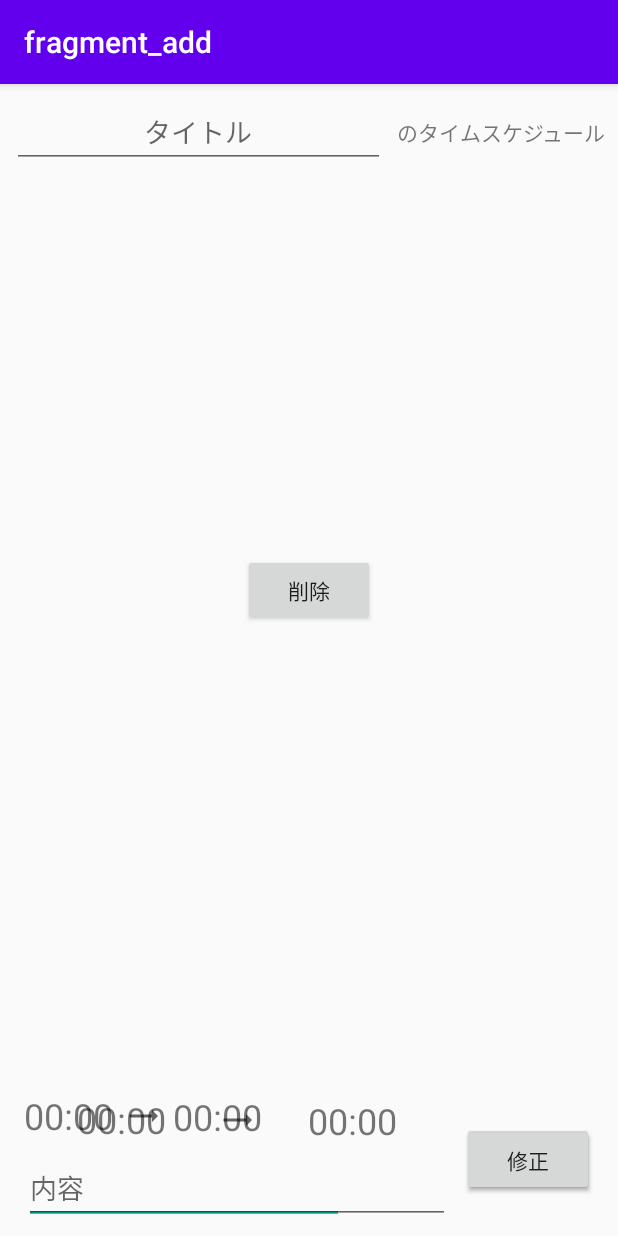
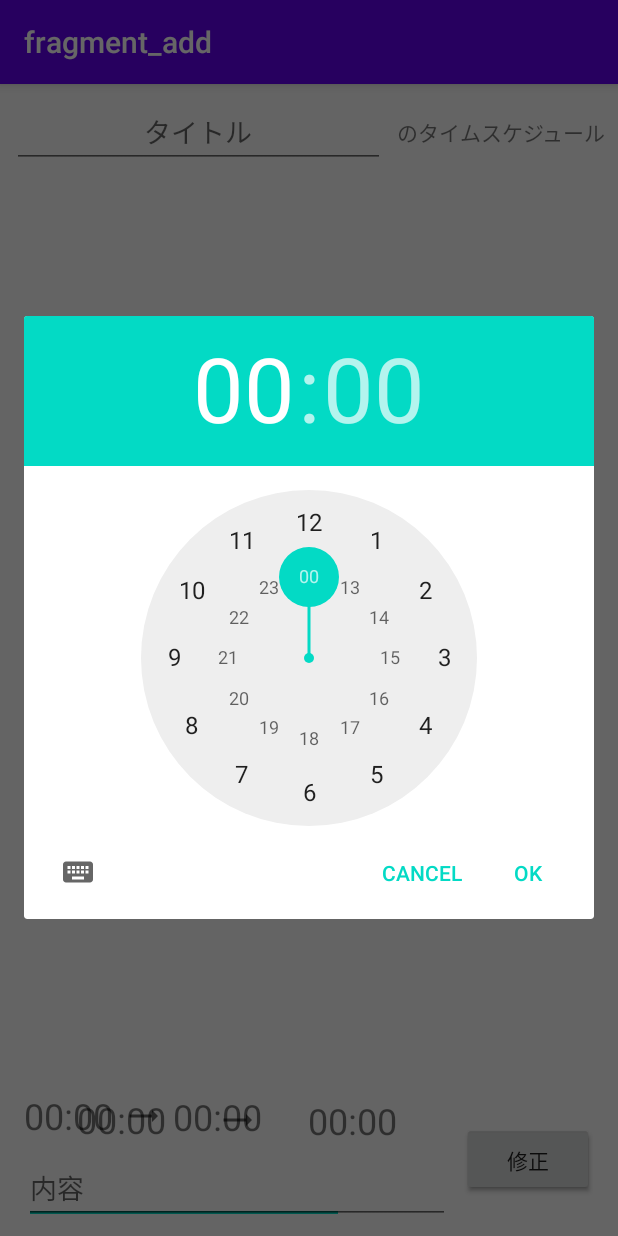
Before and after one commit to kumedashintaro/Timeschedule, an Android app: the fragment UpdateFragment placed in its activity, after a tap on "00:00", on a phone screen of 412 x 824 dp. Run offline under Robolectric (Android 15) with nearby library versions, the phone set to English and light mode, and no system bars; our stand-ins replace Room's generated code, navigation-ui; 2 statements that could not run were skipped.

Commit message:
タイムピッカー、スタートとエンド時間選択で入力できるよう実装

```diff
--- a/app/src/main/java/kumeda/timeschedule/fragment/AddFragment.kt
+++ b/app/src/main/java/kumeda/timeschedule/fragment/AddFragment.kt
@@ -13,7 +13,7 @@ import androidx.lifecycle.Observer
 import androidx.lifecycle.ViewModelProvider
 import androidx.recyclerview.widget.LinearLayoutManager
 import kotlinx.android.synthetic.main.fragment_add.*
-import kotlinx.android.synthetic.main.fragment_add.update_start_time
+import kotlinx.android.synthetic.main.fragment_add.start_time
 import kotlinx.android.synthetic.main.fragment_add.view.*
 import kumeda.timeschedule.*
 import kumeda.timeschedule.data.TimeScheduleDAO
@@ -25,12 +25,12 @@ import kumeda.timeschedule.viewmodel.TimeScheduleViewModel
 
 class AddFragment : Fragment(), TimePickerDialog.OnTimeSetListener {
 
-    class Title {
+    class AddObject {
         companion object {
             var title: String = ""
+            var selectTime: Int = 0
         }
     }
-
 
     //ViewModel
     private lateinit var timeScheduleViewModel: TimeScheduleViewModel
@@ -43,17 +43,6 @@ class AddFragment : Fragment(), TimePickerDialog.OnTimeSetListener {
     private lateinit var db: TimeScheduleDatabase
     private lateinit var dao: TimeScheduleDAO
 
-//    override fun onCreate(savedInstanceState: Bundle?) {
-//        super.onCreate(savedInstanceState)
-//        this.db = Room.databaseBuilder(
-//            requireContext(),
-//            TimeScheduleDatabase::class.java,
-//            "timeSchedule.db"
-//        ).build()
-//        this.dao = this.db.timeScheduleDAO()
-//    }
-
-
     override fun onCreateView(
         inflater: LayoutInflater, container: ViewGroup?,
         savedInstanceState: Bundle?
@@ -65,7 +54,7 @@ class AddFragment : Fragment(), TimePickerDialog.OnTimeSetListener {
 
         // Recyclerview
         val adapter = ListAdapter()
-        val recyclerView = view.title_text
+        val recyclerView = view.recyclerView
         recyclerView.adapter = adapter
         recyclerView.layoutManager = LinearLayoutManager(requireContext())
 
@@ -75,26 +64,23 @@ class AddFragment : Fragment(), TimePickerDialog.OnTimeSetListener {
             viewLifecycleOwner,
             Observer { timeSchedule -> adapter.setData(timeSchedule) })
 
-
-
-
-
-
-
-        view.update_start_time.setOnClickListener {
+        view.start_time.setOnClickListener {
 
             TimePickerDialog(activity, this, hour, minute, true).show()
+            AddObject.selectTime = 1
+
 
         }
 //TODO:endStart入力を分けるようにする
-        view.update_end_time.setOnClickListener {
-            // TimePickerDialog(activity, this, hour, minute, true).show()
+        view.end_time.setOnClickListener {
+            TimePickerDialog(activity, this, hour, minute, true).show()
+            AddObject.selectTime = 2
+
         }
 
         view.add_button.setOnClickListener {
 
             insertDataToDatabase()
-
 
 //            //コールチン、メインスレッドでデータベースに書き込みは不可、
 //            GlobalScope.launch {
@@ -113,15 +99,15 @@ class AddFragment : Fragment(), TimePickerDialog.OnTimeSetListener {
 
     private fun insertDataToDatabase() {
 
-        Title.title = title_edit.text.toString()
+        AddObject.title = title_edit.text.toString()
         val contents = add_contents_edit.text.toString()
         add_contents_edit.text.clear()
         //TODO 時間を実装
 
-        if (inputCheck(Title.title, contents)) {
+        if (inputCheck(AddObject.title, contents)) {
             val timeScheduleData = TimeScheduleData(
                 0,
-                Title.title,
+                AddObject.title,
                 contents
             )
             //databaseに追加
@@ -138,19 +124,14 @@ class AddFragment : Fragment(), TimePickerDialog.OnTimeSetListener {
     }
 
 
-//    override fun onStart() {
-//        super.onStart()
-//        this.dao.readAllData().observe(viewLifecycleOwner, androidx.lifecycle.Observer {
-//            println(it)
-//        })
-//    }
-
-
     override fun onTimeSet(view: TimePicker?, hour: Int, minute: Int) {
         savedHour = hour
         savedMinute = minute
-        update_start_time.text = "$savedHour:$savedMinute"
-        //end_time.text = "$savedHour:$savedMinute"
+        if (AddObject.selectTime == 1) {
+            start_time.text = "$savedHour:$savedMinute"
+        }
+        if (AddObject.selectTime == 2) {
+            end_time.text = "$savedHour:$savedMinute"
+        }
     }
-
 }
--- a/app/src/main/res/layout/fragment_add.xml
+++ b/app/src/main/res/layout/fragment_add.xml
@@ -7,15 +7,13 @@
     tools:context=".fragment.AddFragment">
 
     <TextView
-        android:id="@+id/update_end_time"
+        android:id="@+id/end_time"
         android:layout_width="wrap_content"
         android:layout_height="wrap_content"
         android:layout_marginStart="8dp"
-        android:layout_marginEnd="8dp"
         android:text="00:00"
         android:textSize="24sp"
         app:layout_constraintBottom_toBottomOf="@+id/imageView"
-        app:layout_constraintEnd_toStartOf="@+id/update_button"
         app:layout_constraintStart_toEndOf="@+id/imageView"
         app:layout_constraintTop_toTopOf="@+id/imageView" />
 
@@ -29,10 +27,10 @@
         android:text="追加"
         app:layout_constraintBottom_toBottomOf="parent"
         app:layout_constraintEnd_toEndOf="parent"
-        app:layout_constraintTop_toTopOf="@+id/update_end_time" />
+        app:layout_constraintTop_toTopOf="@+id/end_time" />
 
     <TextView
-        android:id="@+id/update_start_time"
+        android:id="@+id/start_time"
         android:layout_width="wrap_content"
         android:layout_height="wrap_content"
         android:layout_marginStart="16dp"
@@ -50,11 +48,9 @@
         android:layout_height="wrap_content"
         android:layout_marginStart="8dp"
         android:src="@drawable/ic_baseline_trending_flat_24"
-        app:layout_constraintBottom_toBottomOf="@+id/update_start_time"
-        app:layout_constraintEnd_toStartOf="@+id/update_end_time"
-        app:layout_constraintHorizontal_bias="0.5"
-        app:layout_constraintStart_toEndOf="@+id/update_start_time"
-        app:layout_constraintTop_toTopOf="@+id/update_start_time" />
+        app:layout_constraintBottom_toBottomOf="@+id/start_time"
+        app:layout_constraintStart_toEndOf="@+id/start_time"
+        app:layout_constraintTop_toTopOf="@+id/start_time" />
 
     <EditText
         android:id="@+id/add_contents_edit"
@@ -71,12 +67,12 @@
         app:layout_constraintStart_toStartOf="parent" />
 
     <androidx.recyclerview.widget.RecyclerView
-        android:id="@+id/title_text"
+        android:id="@+id/recyclerView"
         android:layout_width="0dp"
         android:layout_height="0dp"
         android:layout_marginTop="8dp"
         android:layout_marginBottom="8dp"
-        app:layout_constraintBottom_toTopOf="@+id/update_start_time"
+        app:layout_constraintBottom_toTopOf="@+id/start_time"
         app:layout_constraintEnd_toEndOf="parent"
         app:layout_constraintHorizontal_bias="0.0"
         app:layout_constraintStart_toStartOf="parent"
--- a/app/src/main/res/layout/fragment_update.xml
+++ b/app/src/main/res/layout/fragment_update.xml
@@ -7,7 +7,7 @@
     tools:context=".fragment.UpdateFragment">
 
     <TextView
-        android:id="@+id/update_end_time"
+        android:id="@+id/end_time"
         android:layout_width="wrap_content"
         android:layout_height="wrap_content"
         android:layout_marginEnd="8dp"
@@ -28,10 +28,10 @@
         android:text="修正"
         app:layout_constraintBottom_toBottomOf="parent"
         app:layout_constraintEnd_toEndOf="parent"
-        app:layout_constraintTop_toTopOf="@+id/update_end_time" />
+        app:layout_constraintTop_toTopOf="@+id/end_time" />
 
     <TextView
-        android:id="@+id/update_start_time"
+        android:id="@+id/start_time"
         android:layout_width="wrap_content"
         android:layout_height="wrap_content"
         android:layout_marginStart="16dp"
@@ -48,11 +48,11 @@
         android:layout_width="wrap_content"
         android:layout_height="wrap_content"
         android:src="@drawable/ic_baseline_trending_flat_24"
-        app:layout_constraintBottom_toBottomOf="@+id/update_start_time"
-        app:layout_constraintEnd_toStartOf="@+id/update_end_time"
+        app:layout_constraintBottom_toBottomOf="@+id/start_time"
+        app:layout_constraintEnd_toStartOf="@+id/end_time"
         app:layout_constraintHorizontal_bias="0.5"
-        app:layout_constraintStart_toEndOf="@+id/update_start_time"
-        app:layout_constraintTop_toTopOf="@+id/update_start_time" />
+        app:layout_constraintStart_toEndOf="@+id/start_time"
+        app:layout_constraintTop_toTopOf="@+id/start_time" />
 
     <EditText
         android:id="@+id/update_content_edit"
@@ -72,7 +72,7 @@
         android:layout_width="wrap_content"
         android:layout_height="wrap_content"
         android:text="削除"
-        app:layout_constraintBottom_toTopOf="@+id/update_end_time"
+        app:layout_constraintBottom_toTopOf="@+id/end_time"
         app:layout_constraintEnd_toEndOf="parent"
         app:layout_constraintHorizontal_bias="0.5"
         app:layout_constraintStart_toStartOf="parent"
```
